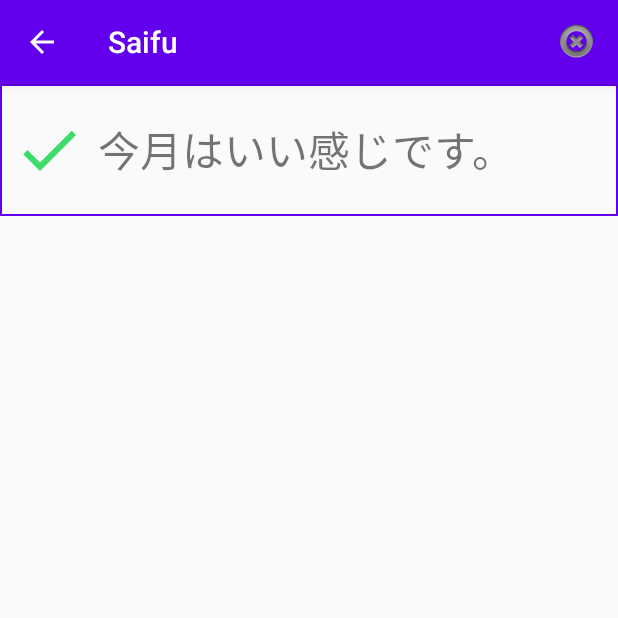
After one commit to TeamSaifu/Saifu_Android, an Android app: the NotificationActivity screen opened directly, with no data from a screen before it, on a phone screen of 412 x 824 dp, the top half of it. The commit adds this screen. Run offline under Robolectric (Android 15) with nearby library versions, the phone set to English and light mode, and no system bars.

Commit message:
通知画面の作成。

```diff
--- a/app/src/main/AndroidManifest.xml
+++ b/app/src/main/AndroidManifest.xml
@@ -9,7 +9,8 @@
         android:roundIcon="@mipmap/ic_launcher_round"
         android:supportsRtl="true"
         android:theme="@style/AppTheme">
-        <activity android:name=".DataInputActivity"></activity>
+        <activity android:name=".NotificationActivity"></activity>
+        <activity android:name=".DataInputActivity" />
         <activity android:name=".MainActivity">
             <intent-filter>
                 <action android:name="android.intent.action.MAIN" />
--- /dev/null
+++ b/app/src/main/java/com/ze20/saifu/NotificationActivity.kt
@@ -0,0 +1,24 @@
+package com.ze20.saifu
+
+import android.os.Bundle
+import android.view.Menu
+import androidx.appcompat.app.AppCompatActivity
+
+class NotificationActivity : AppCompatActivity() {
+
+    override fun onCreate(savedInstanceState: Bundle?) {
+        super.onCreate(savedInstanceState)
+        setContentView(R.layout.activity_notification)
+        supportActionBar?.setDisplayHomeAsUpEnabled(true)
+    }
+    //メニュー作成時
+    override fun onCreateOptionsMenu(menu: Menu?):Boolean {
+        val inflater = menuInflater
+        inflater.inflate(R.menu.menu_delnotification,menu)
+        return super.onCreateOptionsMenu(menu)
+    }
+    override fun onSupportNavigateUp(): Boolean {
+        finish()
+        return super.onSupportNavigateUp()
+    }
+}
--- /dev/null
+++ b/app/src/main/res/layout/activity_notification.xml
@@ -0,0 +1,50 @@
+<?xml version="1.0" encoding="utf-8"?>
+<androidx.constraintlayout.widget.ConstraintLayout xmlns:android="http://schemas.android.com/apk/res/android"
+    xmlns:app="http://schemas.android.com/apk/res-auto"
+    xmlns:tools="http://schemas.android.com/tools"
+    android:layout_width="match_parent"
+    android:layout_height="match_parent"
+    tools:context="com.ze20.saifu.NotificationActivity">
+
+    <ScrollView
+        android:layout_width="match_parent"
+        android:layout_height="match_parent">
+
+        <LinearLayout
+            android:layout_width="match_parent"
+            android:layout_height="wrap_content"
+            android:orientation="vertical" />
+    </ScrollView>
+
+    <LinearLayout
+        android:layout_width="match_parent"
+        android:layout_height="match_parent"
+        android:orientation="vertical">
+        <!-- これはサンプルです。
+             実際の実装時にはRecyclerViewを使用する予定です。（右スワイプで通知を消せる機能を追加するため。） -->
+        <LinearLayout
+            android:layout_width="match_parent"
+            android:layout_height="wrap_content"
+            android:background="@drawable/waku"
+            android:orientation="horizontal"
+            android:paddingTop="20sp"
+            android:paddingBottom="20sp">
+
+            <ImageView
+                android:id="@+id/imageView"
+                android:layout_width="wrap_content"
+                android:layout_height="wrap_content"
+                android:layout_weight="1"
+                app:srcCompat="@drawable/ic_baseline_check_48" />
+
+            <TextView
+                android:id="@+id/message"
+                android:layout_width="wrap_content"
+                android:layout_height="wrap_content"
+                android:layout_gravity="center"
+                android:layout_weight="4"
+                android:text="@string/message_kari"
+                android:textSize="28sp" />
+        </LinearLayout>
+    </LinearLayout>
+</androidx.constraintlayout.widget.ConstraintLayout>
--- /dev/null
+++ b/app/src/main/res/menu/menu_delnotification.xml
@@ -0,0 +1,10 @@
+<?xml version="1.0" encoding="utf-8"?>
+<menu xmlns:app="http://schemas.android.com/apk/res-auto"
+    xmlns:android="http://schemas.android.com/apk/res/android">
+    <item
+        android:id="@+id/navigation_delnotification"
+        android:icon="@android:drawable/ic_notification_clear_all"
+        android:menuCategory="alternative"
+        android:title="@string/delnotification"
+        app:showAsAction="always" />
+</menu>
--- a/app/src/main/res/values/strings.xml
+++ b/app/src/main/res/values/strings.xml
@@ -30,4 +30,6 @@
     <string name="search">検索</string>
     <string name="graph">グラフ</string>
     <string name="Report">レポート</string>
+    <string name="message_kari">今月はいい感じです。</string>
+    <string name="delnotification">通知を全て消去</string>
 </resources>
```
Also changed, not shown: app/build.gradle (line endings or trailing spaces).
